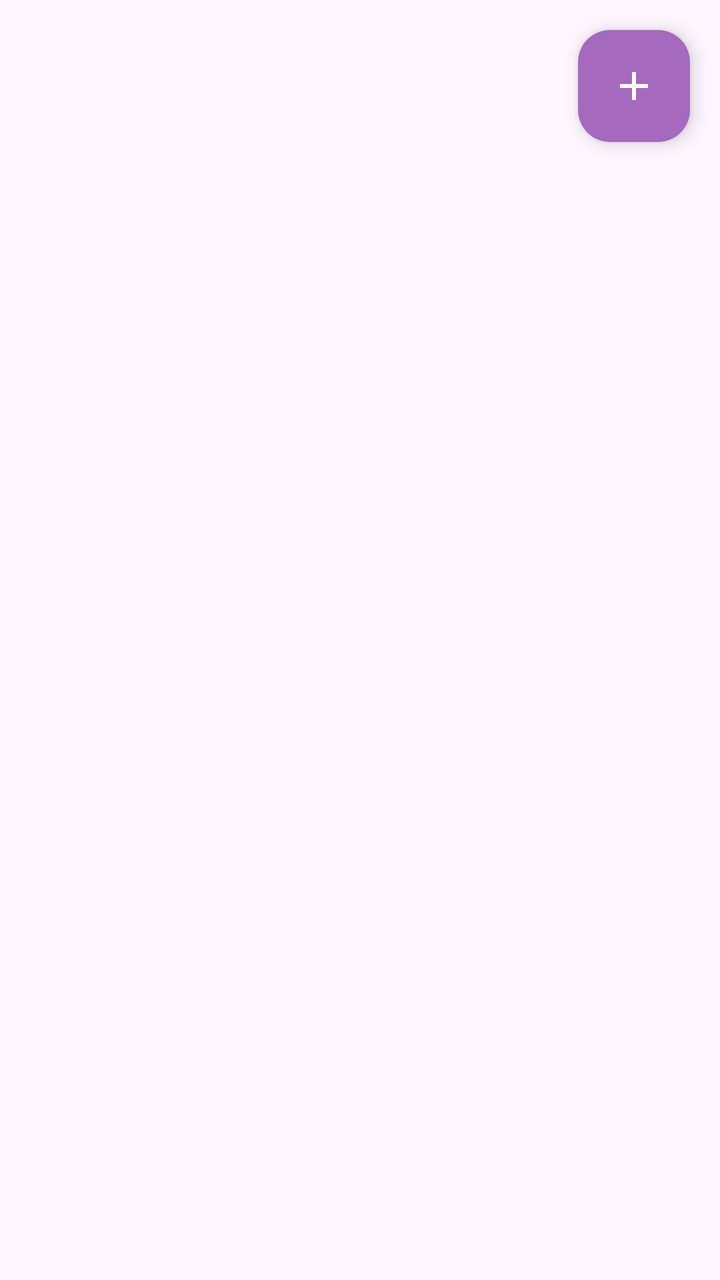
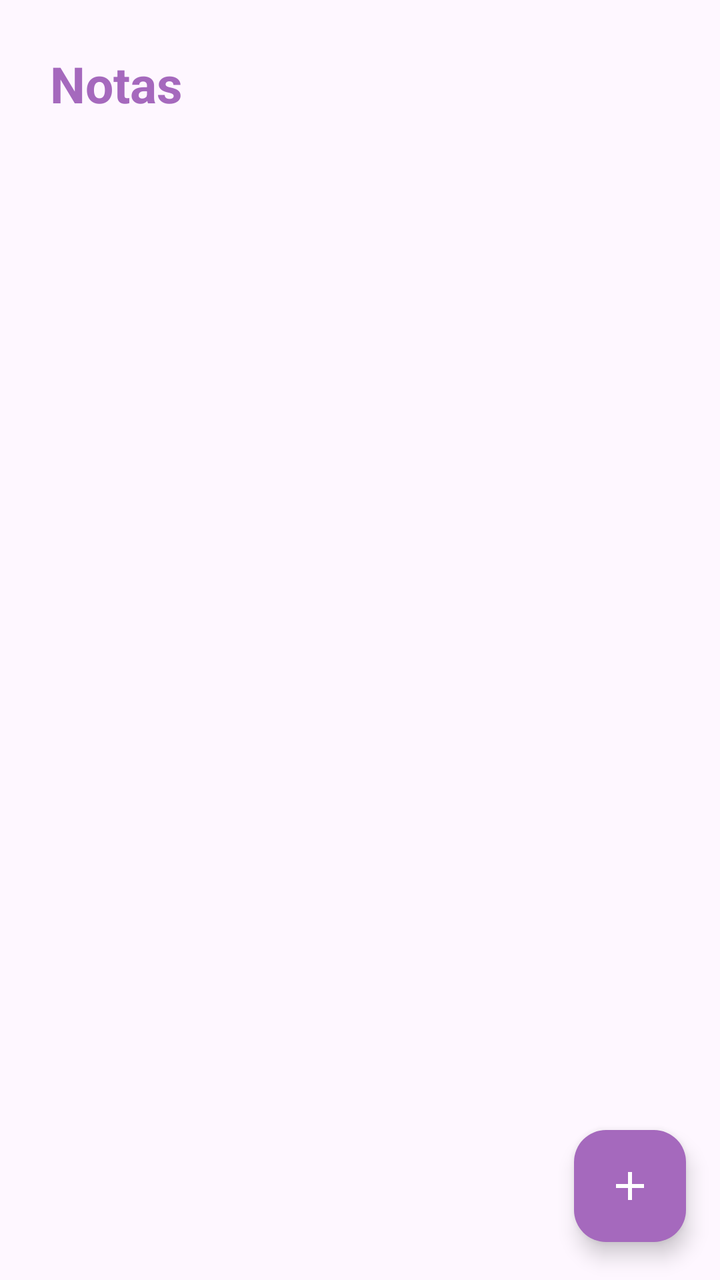

Screens rendered from an Android XML layout before and after an edit, with the pre-edit source and the edit as a unified diff.
<!-- AndroidManifest.xml: application theme Theme.Tarea -->
<!-- res/layout/activity_main.xml -->
<?xml version="1.0" encoding="utf-8"?>
<RelativeLayout xmlns:android="http://schemas.android.com/apk/res/android"
    xmlns:app="http://schemas.android.com/apk/res-auto"
    xmlns:tools="http://schemas.android.com/tools"
    android:id="@+id/main"
    android:layout_width="match_parent"
    android:layout_height="match_parent"
    tools:context=".MainActivity">

    <com.google.android.material.floatingactionbutton.FloatingActionButton
        android:id="@+id/FABAgregarNota"
        android:layout_width="wrap_content"
        android:layout_height="wrap_content"
        android:layout_alignParentEnd="true"
        android:layout_marginStart="15dp"
        android:layout_marginTop="15dp"
        android:layout_marginEnd="15dp"
        android:layout_marginBottom="15dp"
        android:backgroundTint="@color/morado"
        app:tint= "@color/white"
        android:src="@drawable/ic_agregar_nota" />
</RelativeLayout>
<!-- resources referenced by this layout -->
<resources>
  <color name="morado">#A569BD</color>
  <color name="white">#FFFFFFFF</color>
  <!-- drawable ic_agregar_nota (drawable) -->
  <vector xmlns:android="http://schemas.android.com/apk/res/android" android:height="24dp" android:tint="#000000" android:viewportHeight="24" android:viewportWidth="24" android:width="24dp">
        
      <path android:fillColor="@android:color/white" android:pathData="M19,13h-6v6h-2v-6H5v-2h6V5h2v6h6v2z"/>
      
  </vector>
  <style name="Theme.Tarea" parent="Base.Theme.Tarea" />
  <style name="Base.Theme.Tarea" parent="Theme.Material3.DayNight.NoActionBar">
          
          <item name="colorPrimary">@color/morado</item>
          <item name="android:statusBarColor">@color/morado</item>
      </style>
</resources>

<!-- the commit's change to res/layout/activity_main.xml (unified diff, before → after) -->
@@ -7,16 +7,134 @@
     android:layout_height="match_parent"
     tools:context=".MainActivity">
 
+    <TextView
+        android:id="@+id/txtNotas"
+        android:text="@string/txtNotas"
+        android:layout_width="wrap_content"
+        android:layout_height="wrap_content"
+        android:layout_alignParentTop="true"
+        android:layout_marginTop="15dp"
+        android:layout_marginStart="15dp"
+        android:textColor="@color/morado"
+        android:textSize="25sp"
+        android:textStyle="bold"
+        android:padding="10dp"
+        />
+
+
+    <androidx.recyclerview.widget.RecyclerView
+        android:id="@+id/notasRs"
+        android:layout_width="match_parent"
+        android:layout_height="match_parent"
+        android:layout_below="@+id/txtNotas"
+        android:layout_marginTop="-1dp"
+        android:padding="15dp"
+        tools:listitem="@layout/item_nota"/>
+
     <com.google.android.material.floatingactionbutton.FloatingActionButton
         android:id="@+id/FABAgregarNota"
         android:layout_width="wrap_content"
         android:layout_height="wrap_content"
         android:layout_alignParentEnd="true"
+        android:layout_alignParentBottom="true"
         android:layout_marginStart="15dp"
         android:layout_marginTop="15dp"
-        android:layout_marginEnd="15dp"
-        android:layout_marginBottom="15dp"
+        android:layout_marginEnd="17dp"
+        android:layout_marginBottom="19dp"
         android:backgroundTint="@color/morado"
-        app:tint= "@color/white"
-        android:src="@drawable/ic_agregar_nota" />
+        android:src="@drawable/ic_agregar_nota"
+        app:tint="@color/white" />
 </RelativeLayout>
+<!-- res/layout/item_nota.xml (included above) -->
+<?xml version="1.0" encoding="utf-8"?>
+<com.google.android.material.card.MaterialCardView xmlns:android="http://schemas.android.com/apk/res/android"
+    xmlns:app="http://schemas.android.com/apk/res-auto"
+    android:layout_width="match_parent"
+    android:layout_height="wrap_content"
+    android:layout_margin="8dp"
+    app:cardCornerRadius="8dp"
+    app:cardElevation="4dp"
+    app:cardUseCompatPadding="true"
+
+    >
+<androidx.appcompat.widget.LinearLayoutCompat
+    android:layout_width="match_parent"
+    android:layout_height="wrap_content"
+    android:orientation="vertical"
+    android:padding="15dp"
+    />
+    <RelativeLayout
+        android:layout_width="match_parent"
+        android:layout_height="wrap_content"
+        android:orentation="vertical"
+        android:padding="15dp"
+        android:layout_marginTop="10dp">
+        
+        <TextView
+            android:id="@+id/item_titulo"
+            android:text="@string/item_titulo"
+            android:textColor="@color/morado"
+            android:textStyle="bold"
+            android:layout_width="wrap_content"
+            android:layout_height="wrap_content"/>
+        
+        
+    </RelativeLayout>
+    
+    <TextView
+        android:id="@+id/item_descripcion"
+        android:text="@string/item_descripcion"
+        android:maxLines="3"
+        android:layout_marginTop="5dp"
+        android:layout_width="wrap_content"
+        android:layout_height="wrap_content"
+        />
+    
+    
+    
+    
+    
+    
+    
+    
+    
+    
+    
+    
+    
+    
+    
+    
+    
+    
+    
+    
+    
+    
+    
+    
+    
+    
+    
+    <LinearLayout
+        android:layout_width="match_parent"
+        android:layout_height="wrap_content"
+        android:orientation="vertical"
+        android:padding="16dp">
+
+        <TextView
+            android:id="@+id/tvTituloNota"
+            android:layout_width="match_parent"
+            android:layout_height="wrap_content"
+            android:textSize="18sp"
+            android:textStyle="bold" />
+
+        <TextView
+            android:id="@+id/tvDescripcionNota"
+            android:layout_width="match_parent"
+            android:layout_height="wrap_content"
+            android:layout_marginTop="4dp"
+            android:textSize="14sp" />
+    </LinearLayout>
+
+</com.google.android.material.card.MaterialCardView>
<!-- resource entries referenced after the edit -->
@@ -8,6 +8,9 @@
       <path android:fillColor="@android:color/white" android:pathData="M19,13h-6v6h-2v-6H5v-2h6V5h2v6h6v2z"/>
       
   </vector>
+  <string name="item_descripcion">Descripcion</string>
+  <string name="item_titulo">Titulo</string>
+  <string name="txtNotas">Notas</string>
   <style name="Theme.Tarea" parent="Base.Theme.Tarea" />
   <style name="Base.Theme.Tarea" parent="Theme.Material3.DayNight.NoActionBar">
           
